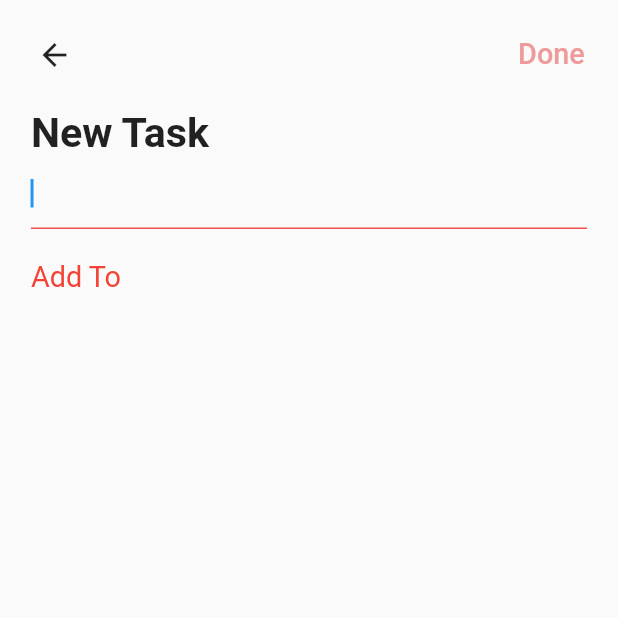
After one commit to ttoghere/getxtodo, a Flutter app: the AddDialog screen opened directly, on a phone screen of 412 x 824 dp, the top half of it. The commit adds this screen. Run offline on Flutter 3.47's test engine with Material 2 defaults, Android fonts, the phone set to English and light mode, and no system bars; our stand-ins replace dotted_border, equatable, flutter_easyloading, get, get_storage, step_progress_indicator; accounts and stored records are empty.

Commit message:
p4-10:55

```diff
--- a/lib/app/modules/home/controllers/home_controller.dart
+++ b/lib/app/modules/home/controllers/home_controller.dart
@@ -13,6 +13,7 @@
   final editCtrl = TextEditingController();
   final chipIndex = 0.obs;
   final deleting = false.obs;
+  final task = Rx<Task?>(null);
   @override
   void onInit() {
     super.onInit();
@@ -42,6 +43,10 @@
     return true;
   }
 
+  void changeTask(Task? select) {
+    task.value = select;
+  }
+
   void changeChipIndex(int value) {
     chipIndex.value = value;
   }
@@ -49,4 +54,22 @@
   void deleteTask(Task task) {
     tasks.remove(task);
   }
+
+  updateTask(Task task, String title) {
+    var todos = task.todos ?? [];
+    if (containeTodo(todos, title)) {
+      return false;
+    }
+    var todo = {"title": title, "done": false};
+    todos.add(todo);
+    var newTask = task.copyWith(todos: todos);
+    int oldIdx = tasks.indexOf(task);
+    tasks[oldIdx] = newTask;
+    tasks.refresh();
+    return true;
+  }
 }
+
+bool containeTodo(List todos, String title) {
+  return todos.any((element) => element["title"] == title);
+}
--- /dev/null
+++ b/lib/app/modules/home/widgets/add_dialog.dart
@@ -0,0 +1,158 @@
+import 'package:flutter/material.dart';
+import 'package:flutter_easyloading/flutter_easyloading.dart';
+import 'package:get/get.dart';
+import 'package:getxtodo/app/core/utils/extensions.dart';
+import 'package:getxtodo/app/modules/home/controllers/home_controller.dart';
+
+class AddDialog extends StatelessWidget {
+  final homeCtrl = Get.find<HomeController>();
+  AddDialog({Key? key}) : super(key: key);
+
+  @override
+  Widget build(BuildContext context) {
+    return Scaffold(
+      body: Form(
+        key: homeCtrl.formKey,
+        child: ListView(
+          children: [
+            Padding(
+              padding: EdgeInsets.all(3.0.wp),
+              child: Row(
+                mainAxisAlignment: MainAxisAlignment.spaceBetween,
+                children: [
+                  IconButton(
+                    onPressed: () {
+                      Get.back();
+                      homeCtrl.editCtrl.clear();
+                      homeCtrl.changeTask(null);
+                    },
+                    icon: Icon(
+                      Icons.arrow_back,
+                    ),
+                  ),
+                  TextButton(
+                    style: ButtonStyle(
+                      overlayColor: MaterialStateProperty.all(
+                        Colors.red[900],
+                      ),
+                    ),
+                    onPressed: () {
+                      if (homeCtrl.formKey.currentState!.validate()) {
+                        if (homeCtrl.task.value == null) {
+                          EasyLoading.showError('Please Select Task Type');
+                        } else {
+                          var success = homeCtrl.updateTask(
+                            homeCtrl.task.value!,
+                            homeCtrl.editCtrl.text,
+                          );
+                          if (success) {
+                            EasyLoading.showSuccess('Todo item add success');
+                            Get.back();
+                            homeCtrl.changeTask(null);
+                          } else {
+                            EasyLoading.showError('Todo item already exist');
+                          }
+                          homeCtrl.editCtrl.clear();
+                        }
+                      }
+                    },
+                    child: Text(
+                      'Done',
+                      style: TextStyle(
+                        fontSize: 14.0.sp,
+                        color: Colors.red[200],
+                      ),
+                    ),
+                  ),
+                ],
+              ),
+            ),
+            Padding(
+              padding: EdgeInsets.symmetric(horizontal: 5.0.wp),
+              child: Text(
+                'New Task',
+                style: TextStyle(
+                  fontSize: 20.0.sp,
+                  fontWeight: FontWeight.bold,
+                ),
+              ),
+            ),
+            Padding(
+              padding: EdgeInsets.symmetric(horizontal: 5.0.wp),
+              child: TextFormField(
+                controller: homeCtrl.editCtrl,
+                decoration: InputDecoration(
+                  focusedBorder: UnderlineInputBorder(
+                    borderSide: BorderSide(color: Colors.red[400]!),
+                  ),
+                ),
+                autofocus: true,
+                validator: (value) {
+                  if (value == null || value.trim().isEmpty) {
+                    return 'Please enter your todo task item';
+                  }
+                  return null;
+                },
+              ),
+            ),
+            Padding(
+              padding: EdgeInsets.only(
+                  top: 5.0.wp, left: 5.0.wp, right: 5.0.wp, bottom: 2.0.wp),
+              child: Text(
+                'Add To',
+                style: TextStyle(
+                  fontSize: 14.0.sp,
+                  color: Colors.red,
+                ),
+              ),
+            ),
+            ...homeCtrl.tasks
+                .map(
+                  (element) => Obx(
+                    () => InkWell(
+                      onTap: () => homeCtrl.changeTask(element),
+                      child: Padding(
+                        padding: EdgeInsets.symmetric(
+                          vertical: 3.0.wp,
+                          horizontal: 5.0.wp,
+                        ),
+                        child: Row(
+                          mainAxisAlignment: MainAxisAlignment.spaceBetween,
+                          children: [
+                            Row(
+                              children: [
+                                Icon(
+                                  IconData(element.icon,
+                                      fontFamily: 'MaterialIcons'),
+                                  color: HexColor.fromHex(element.color),
+                                ),
+                                SizedBox(
+                                  width: 3.0.wp,
+                                ),
+                                Text(
+                                  element.title,
+                                  style: TextStyle(
+                                    fontSize: 12.0.sp,
+                                    fontWeight: FontWeight.bold,
+                                  ),
+                                ),
+                              ],
+                            ),
+                            if (homeCtrl.task.value == element)
+                              const Icon(
+                                Icons.check,
+                                color: Colors.red,
+                              )
+                          ],
+                        ),
+                      ),
+                    ),
+                  ),
+                )
+                .toList(),
+          ],
+        ),
+      ),
+    );
+  }
+}
```
Also changed, not shown: lib/app/modules/detail/detail_page.dart (added, +44 -0 lines), lib/app/modules/home/views/home_view.dart (+11 -1 lines), lib/app/modules/home/widgets/task_card.dart (+10 -3 lines).
